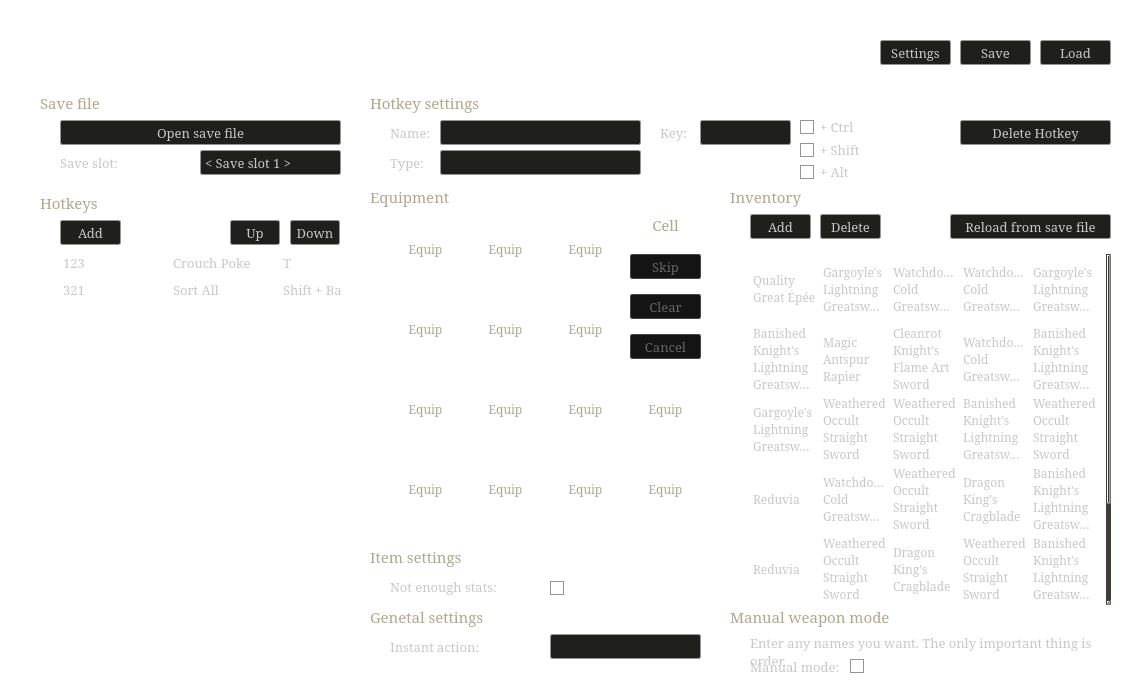
Before: the Qt Designer form src/mainWindow.ui in a-burlakov/melinas-fingers, drawn with Qt 5.
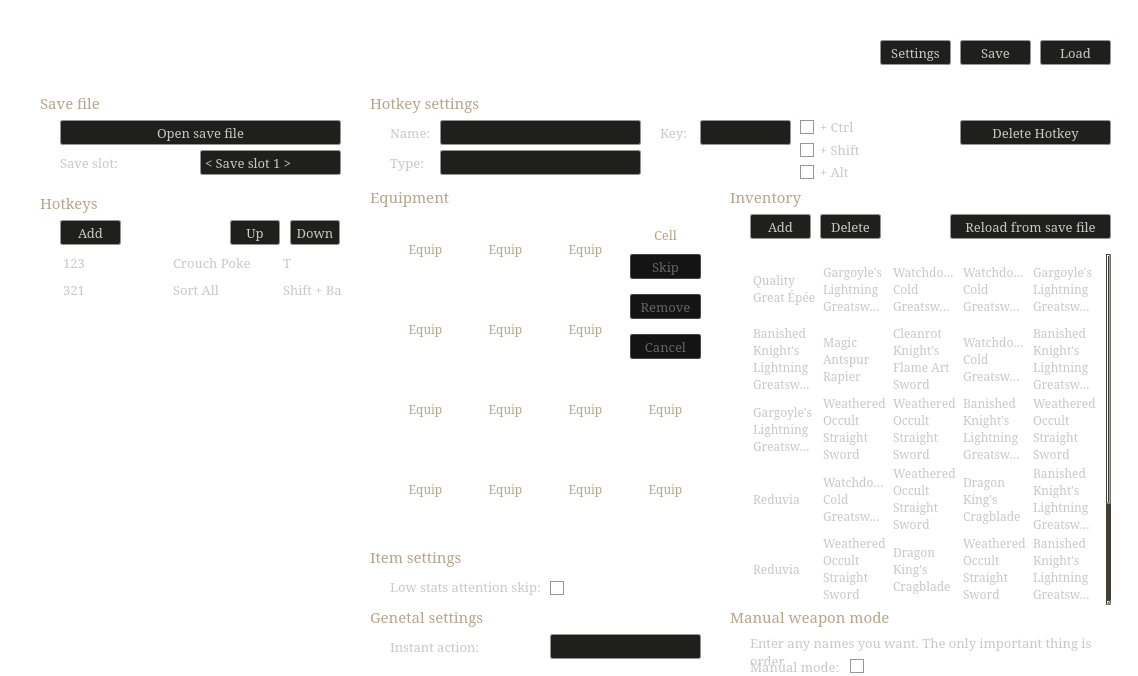
After: the same form once the commit is applied. Icons and pictures are not drawn.

```diff
--- a/src/mainWindow.ui
+++ b/src/mainWindow.ui
@@ -6,8 +6,8 @@
    <rect>
     <x>0</x>
     <y>0</y>
-    <width>1146</width>
-    <height>699</height>
+    <width>1138</width>
+    <height>676</height>
    </rect>
   </property>
   <property name="sizePolicy">
@@ -993,7 +993,7 @@
        </font>
       </property>
       <property name="text">
-       <string>Clear</string>
+       <string>Remove</string>
       </property>
      </widget>
      <widget class="QPushButton" name="button_Equip_Skip">
@@ -2195,7 +2195,7 @@
        <string notr="true"/>
       </property>
       <property name="text">
-       <string>Not enough stats:</string>
+       <string>Low stats attention skip:</string>
       </property>
      </widget>
      <widget class="QCheckBox" name="checkBox_Equipment_NotEnoughStats">
@@ -2257,7 +2257,7 @@
       <property name="font">
        <font>
         <family>Garamond</family>
-        <pointsize>11</pointsize>
+        <pointsize>10</pointsize>
        </font>
       </property>
       <property name="styleSheet">
@@ -2270,7 +2270,7 @@
        <enum>Qt::PlainText</enum>
       </property>
       <property name="alignment">
-       <set>Qt::AlignHCenter|Qt::AlignTop</set>
+       <set>Qt::AlignCenter</set>
       </property>
       <property name="wordWrap">
        <bool>true</bool>
```
Left out of the diff: 10 changed lines with no effect on the pictures.
